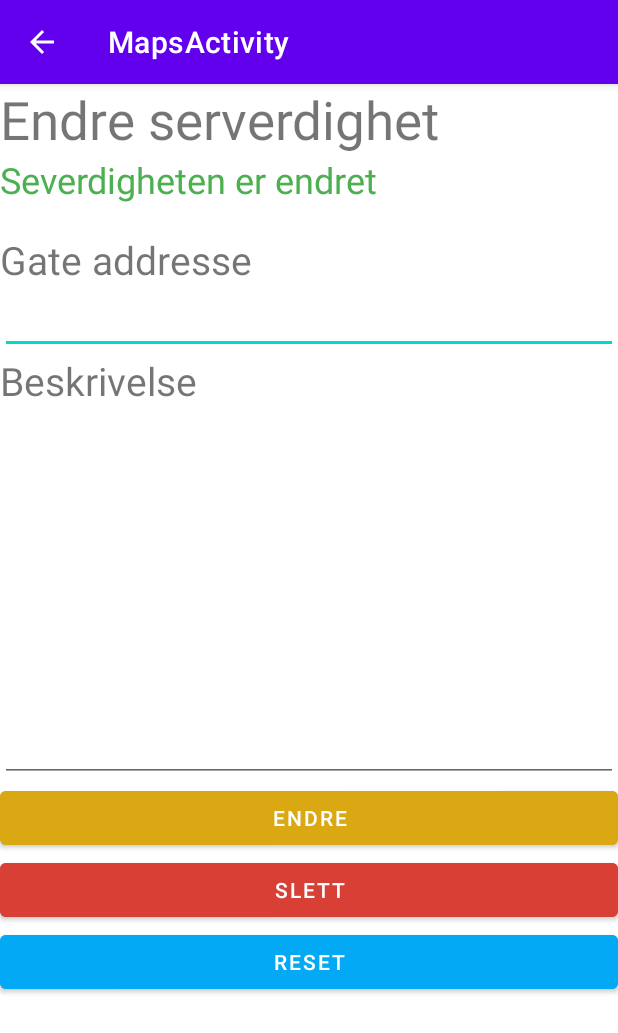
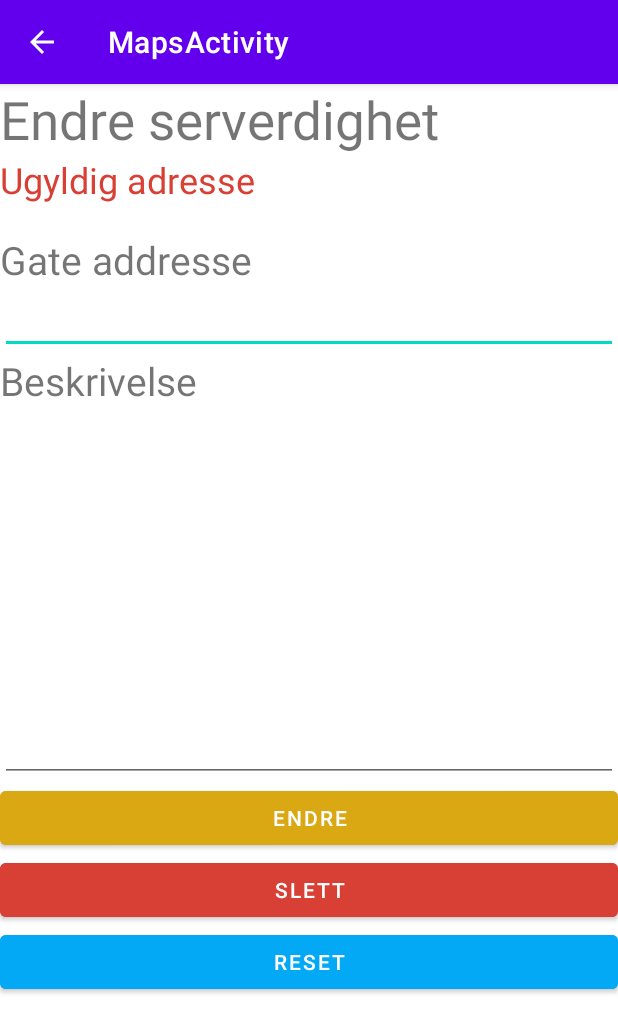
Before and after one commit to roblar997/kartApp, an Android app: the EndreSlettActivity screen opened directly, with no data from a screen before it, after a tap on "ENDRE", on a phone screen of 412 x 824 dp. Shown: the top 1033 px of the screen. Run offline under Robolectric (Android 15) with nearby library versions, the phone set to English and light mode, and no system bars.

Commit message:
Sjekker gyldighet ved endring av adresse, selv om jeg var usikker på om det trengtes
Sjekker gyldighet ved endring av adresse, selv om jeg var usikker på om det trengtes

```diff
--- a/app/src/main/java/com/example/kartapp/EndreSlettActivity.java
+++ b/app/src/main/java/com/example/kartapp/EndreSlettActivity.java
@@ -6,6 +6,7 @@ import android.content.Intent;
 import android.content.IntentSender;
 import android.content.pm.PackageManager;
 import android.database.sqlite.SQLiteDatabase;
+import android.graphics.Color;
 import android.location.Location;
 import android.location.LocationListener;
 import android.os.AsyncTask;
@@ -44,9 +45,14 @@ import org.json.JSONException;
 import org.json.JSONObject;
 
 import java.io.BufferedReader;
+import java.io.IOException;
 import java.io.InputStreamReader;
 import java.net.HttpURLConnection;
 import java.net.URL;
+import java.util.ArrayList;
+import java.util.List;
+import java.util.concurrent.ExecutionException;
+import java.util.stream.Collectors;
 
 public class EndreSlettActivity extends AppCompatActivity implements
         GoogleApiClient.ConnectionCallbacks,
@@ -98,10 +104,28 @@ public class EndreSlettActivity extends AppCompatActivity implements
 
                 beskrivelse = String.valueOf(beskrivelseInp.getText());
                 gateaddresse = String.valueOf(gateAddresseTxtEdit.getText());
-                updateJSON task = new updateJSON(lat,lng,gateaddresse,beskrivelse);
-                task.execute();
+                String lokasjon = lat + ": " + lng;
+                GetAddressTask taskAdresse = new GetAddressTask(lokasjon);
+                try {
+                    List<String> adresserFullstendig = taskAdresse.execute().get();
+                    List<String> adresserKunAdresse = adresserFullstendig.stream().map((x)->x.split(",")[0]).collect(Collectors.toList());
+                   if(adresserFullstendig.contains(gateaddresse) || adresserKunAdresse.contains(gateaddresse)){
+                       updateJSON task = new updateJSON(lat,lng,gateaddresse,beskrivelse);
+                       task.execute();
 
-                responsTekst.setText("Severdigheten er endret");
+                       responsTekst.setText("Severdigheten er endret");
+                       responsTekst.setTextColor(Color.parseColor("#8BC34A"));
+                   }
+                   else {
+                       responsTekst.setText("Ugyldig adresse");
+                       responsTekst.setTextColor(Color.parseColor("#D84036"));
+                   }
+                } catch (ExecutionException e) {
+                    e.printStackTrace();
+                } catch (InterruptedException e) {
+                    e.printStackTrace();
+                }
+
             }
         });
         resetBtn.setOnClickListener(new View.OnClickListener() {
@@ -333,6 +357,69 @@ public class EndreSlettActivity extends AppCompatActivity implements
 
 
     }
+    private class GetAddressTask extends AsyncTask<Void, Void, List<String>> {
+        JSONObject jsonObject;
+
+        String lokasjon;
+
+        public GetAddressTask(String lokasjon) {
+            this.lokasjon = lokasjon;
+        }
+
+        @Override
+        protected List<String> doInBackground(Void... params) {
+            String s = "";
+            String output = "";
+            if(lokasjon == null)
+                return new ArrayList<String>();
+
+            String lat = lokasjon.split(":")[0].replaceAll(",", ".");
+            String lng = lokasjon.split(":")[1].replaceAll(",", ".");
+            String query = "https://maps.googleapis.com/maps/api/geocode/json?latlng=" + lat + "," + lng + "&key=AIzaSyA7kkXcZ4w6rEBFWJy2X0dWuMzC9g_rJjk";
+            try {
+                System.out.println("addressTask");
+                URL urlen = new URL(query);
+                HttpURLConnection conn = (HttpURLConnection) urlen.openConnection();
+                conn.setRequestMethod("GET");
+                conn.setRequestProperty("Accept", "application/json");
+                if (conn.getResponseCode() != 200) {
+
+                    throw new RuntimeException("Failed : HTTP error code : "
+                            + conn.getResponseCode());
+                }
+
+                BufferedReader br = new BufferedReader(new
+                        InputStreamReader((conn.getInputStream())));
+                while ((s = br.readLine()) != null) {
+                    output = output + s;
+                }
+                jsonObject = new JSONObject(output.toString());
+                conn.disconnect();
+                String status = jsonObject.getString("status");
+                if (!status.equals("OK"))
+                    throw new JSONException("JSON status was not set to OK");
+                JSONArray result = jsonObject.getJSONArray("results");
+                List<String> toReturn = new ArrayList<String>();
+
+                for (int i = 0; i < result.length(); i++) {
+                    //Får gateaddresse, Postnummer, land
+                    // hvis gateadresse.
+                    String adresse = result.getJSONObject(i).getString("formatted_address");
+                    String[] delerAvAddresse = adresse.split(",");
+                    if(delerAvAddresse.length == 3){
+                        toReturn.add(adresse);
+                    }
+
+                }
+                return toReturn.stream().distinct().collect(Collectors.toList());
+            } catch (IOException ex) {
+                ex.printStackTrace();
+            } catch (JSONException ex) {
+                ex.printStackTrace();
+            }
+            return new ArrayList<String>();
+        }
+    }
     @SuppressLint("MissingPermission")
     private void requestNewLocationData() {
 
```
